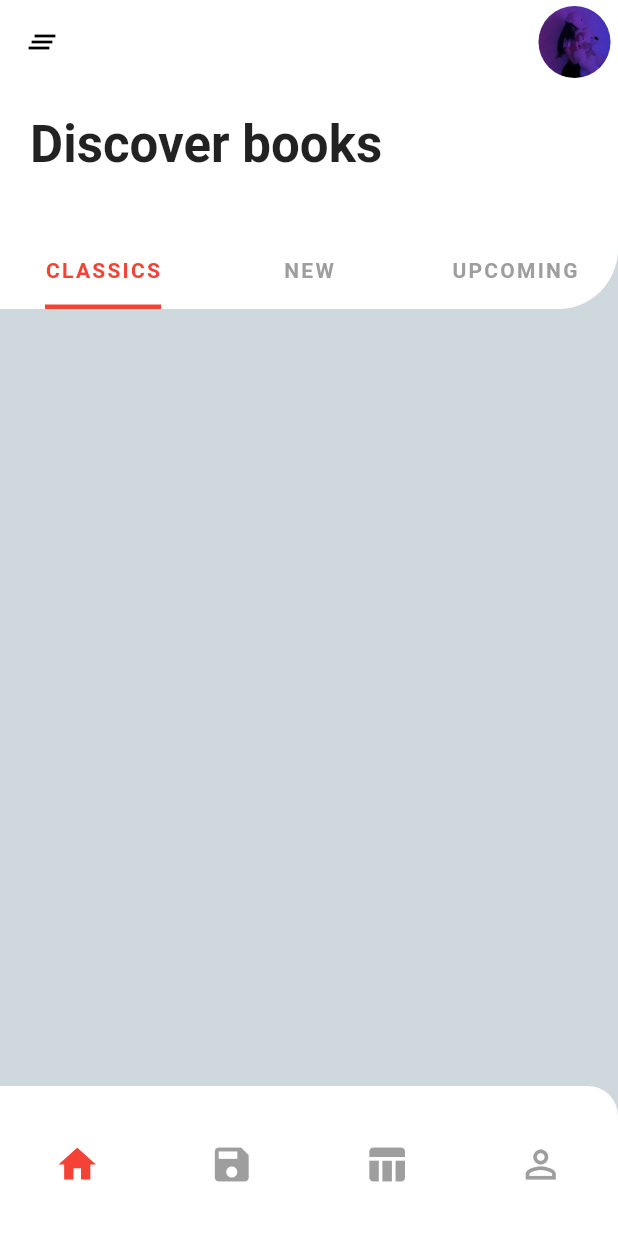
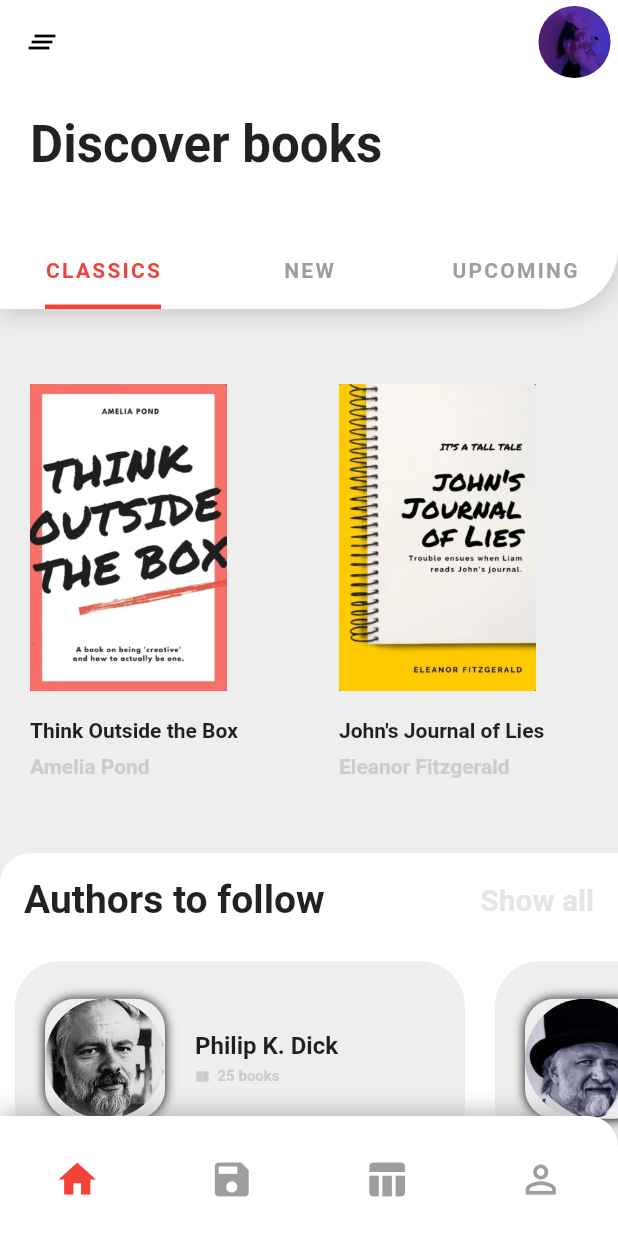
Before and after one commit to Jonyango/02-Bookstore, a Flutter app: the screen it shows after launch, on a phone screen of 412 x 824 dp. Run offline on Flutter 3.47's test engine with Material 2 defaults, Android fonts, the phone set to English and light mode, and no system bars.

Commit message:
Completed home page, anim yet to be done

```diff
--- /dev/null
+++ b/lib/components/authors_card.dart
@@ -0,0 +1,66 @@
+import 'package:flutter/material.dart';
+
+class AuthorsCard extends StatelessWidget {
+  AuthorsCard({this.authorImagePath, this.authorName, this.authorBookCount});
+
+  final String authorImagePath;
+  final String authorName;
+  final String authorBookCount;
+
+  @override
+  Widget build(BuildContext context) {
+    return Container(
+      width: 300,
+      margin: EdgeInsets.all(10.0),
+      decoration: BoxDecoration(
+        borderRadius: BorderRadius.all(Radius.circular(30.0)),
+        color: Colors.grey[200],
+      ),
+      child: Row(
+        mainAxisAlignment: MainAxisAlignment.start,
+        children: <Widget>[
+          Container(
+            height: 80.0,
+            width: 80.0,
+            margin: EdgeInsets.all(20.0),
+            decoration: BoxDecoration(
+                borderRadius: BorderRadius.all(Radius.circular(20.0)),
+                color: Colors.grey[200],
+                boxShadow: [
+                  BoxShadow(blurRadius: 6.0, offset: Offset(0.0, 0.75))
+                ]),
+            child: ClipRRect(
+              borderRadius: BorderRadius.all(Radius.circular(40.0)),
+              child: Image.asset(authorImagePath, fit: BoxFit.cover),
+            ),
+          ),
+          Column(
+            mainAxisAlignment: MainAxisAlignment.center,
+            crossAxisAlignment: CrossAxisAlignment.start,
+            children: <Widget>[
+              Text(
+                authorName,
+                style: TextStyle(fontSize: 16.0, fontWeight: FontWeight.w700),
+              ),
+              SizedBox(height: 5.0),
+              Row(
+                children: <Widget>[
+                  Icon(Icons.confirmation_number,
+                      size: 10.0, color: Color(0xffcccccc)),
+                  SizedBox(width: 5.0),
+                  Text(
+                    '25 books',
+                    style: TextStyle(
+                        fontSize: 10.0,
+                        fontWeight: FontWeight.bold,
+                        color: Color(0xffcccccc)),
+                  )
+                ],
+              )
+            ],
+          )
+        ],
+      ),
+    );
+  }
+}
--- /dev/null
+++ b/lib/components/custom_app_bar.dart
@@ -0,0 +1,64 @@
+import 'package:flutter/material.dart';
+
+final List<Tab> myTabs = [
+  Tab(text: 'CLASSICS'),
+  Tab(text: 'NEW'),
+  Tab(text: 'UPCOMING'),
+];
+
+class CustomAppBar extends StatelessWidget {
+  const CustomAppBar({
+    Key key,
+  }) : super(key: key);
+
+  @override
+  Widget build(BuildContext context) {
+    return Container(
+      decoration: BoxDecoration(
+          color: Theme.of(context).primaryColor,
+          boxShadow: [
+            BoxShadow(
+                color: Colors.grey.shade400,
+                blurRadius: 15.0,
+                offset: Offset(0.0, 0.75))
+          ],
+          borderRadius:
+              BorderRadius.only(bottomRight: Radius.circular(40.0))),
+      height: 150,
+      width: MediaQuery.of(context).size.width,
+      child: Column(
+        mainAxisAlignment: MainAxisAlignment.spaceBetween,
+        crossAxisAlignment: CrossAxisAlignment.start,
+        children: <Widget>[
+          Padding(
+            padding: const EdgeInsets.all(20.0),
+            child: Text(
+              'Discover books',
+              style:
+                  TextStyle(fontSize: 34.0, fontWeight: FontWeight.bold),
+            ),
+          ),
+          DefaultTabController(
+            length: myTabs.length,
+            child: ClipRRect(
+              borderRadius:
+                  BorderRadius.only(bottomRight: Radius.circular(40.0)),
+              child: TabBar(
+                tabs: myTabs,
+                indicatorColor: Theme.of(context).accentColor,
+                indicatorWeight: 3.0,
+                indicatorPadding: EdgeInsets.symmetric(horizontal: 30.0),
+                unselectedLabelStyle:
+                    TextStyle(fontWeight: FontWeight.w600),
+                labelColor: Theme.of(context).accentColor,
+                labelStyle: TextStyle(
+                    letterSpacing: 1.5, fontWeight: FontWeight.bold),
+                unselectedLabelColor: Colors.grey,
+              ),
+            ),
+          ),
+        ],
+      ),
+    );
+  }
+}
--- a/lib/main.dart
+++ b/lib/main.dart
@@ -1,4 +1,6 @@
 import 'package:flutter/material.dart';
+
+import 'screens/homepage.dart';
 
 void main() => runApp(MyApp());
 
@@ -8,136 +10,10 @@ class MyApp extends StatelessWidget {
   Widget build(BuildContext context) {
     return MaterialApp(
       theme: ThemeData(
-        primaryColor: Colors.white,
+        primaryColor: Color(0xffffffff),
         accentColor: Colors.red,
       ),
       home: MyHomePage(),
     );
   }
 }
-
-final List<Tab> myTabs = [
-  Tab(text: 'CLASSICS'),
-  Tab(text: 'NEW'),
-  Tab(text: 'UPCOMING'),
-];
-
-class MyHomePage extends StatefulWidget {
-  @override
-  _MyHomePageState createState() => _MyHomePageState();
-}
-
-class _MyHomePageState extends State<MyHomePage> {
-  int currentBottomIndex = 0;
-
-  @override
-  Widget build(BuildContext context) {
-    return Scaffold(
-      backgroundColor: Colors.blueGrey[100],
-      appBar: AppBar(
-        elevation: 0.0,
-        leading: IconButton(
-          icon: Icon(
-            Icons.clear_all,
-          ),
-          onPressed: () {},
-        ),
-        actions: <Widget>[
-          Padding(
-            padding: EdgeInsets.all(4.0),
-            child: CircleAvatar(
-              radius: 25.0,
-              backgroundImage: AssetImage('assets/images/dp.jpg'),
-            ),
-          )
-        ],
-      ),
-      body: Container(
-        decoration: BoxDecoration(
-            color: Theme.of(context).primaryColor,
-            borderRadius:
-                BorderRadius.only(bottomRight: Radius.circular(40.0))),
-        height: 150,
-        width: MediaQuery.of(context).size.width,
-        child: Column(
-          mainAxisAlignment: MainAxisAlignment.spaceBetween,
-          crossAxisAlignment: CrossAxisAlignment.start,
-          children: <Widget>[
-            Padding(
-              padding: const EdgeInsets.all(20.0),
-              child: Text(
-                'Discover books',
-                style: TextStyle(fontSize: 34.0, fontWeight: FontWeight.bold),
-              ),
-            ),
-            DefaultTabController(
-              length: myTabs.length,
-              child: ClipRRect(
-                borderRadius:
-                    BorderRadius.only(bottomRight: Radius.circular(40.0)),
-                child: TabBar(
-                  tabs: myTabs,
-                  indicatorColor: Theme.of(context).accentColor,
-                  indicatorWeight: 3.0,
-                  indicatorPadding: EdgeInsets.symmetric(horizontal: 30.0),
-                  unselectedLabelStyle: TextStyle(fontWeight: FontWeight.w600),
-                  labelColor: Theme.of(context).accentColor,
-                  labelStyle: TextStyle(
-                      letterSpacing: 1.5, fontWeight: FontWeight.bold),
-                  unselectedLabelColor: Colors.grey,
-                ),
-              ),
-            ),
-          ],
-        ),
-      ),
-      bottomNavigationBar: Container(
-        height: 100.0,
-        decoration: BoxDecoration(
-            color: Colors.white,
-            borderRadius: BorderRadius.only(topRight: Radius.circular(40.0))),
-        child: ClipRRect(
-          borderRadius: BorderRadius.only(topRight: Radius.circular(20.0)),
-          child: BottomNavigationBar(
-            elevation: 10.0,
-            backgroundColor: Theme.of(context).primaryColor,
-            onTap: (index) {
-              print(index);
-            },
-            type: BottomNavigationBarType.fixed,
-            unselectedItemColor: Colors.grey,
-            selectedItemColor: Theme.of(context).accentColor,
-            currentIndex: 0,
-            iconSize: 30.0,
-            items: [
-              BottomNavigationBarItem(
-                  icon: Padding(
-                    padding: const EdgeInsets.only(top: 20.0),
-                    child: Icon(Icons.home),
-                  ),
-                  title: Text('')),
-              BottomNavigationBarItem(
-                  icon: Padding(
-                    padding: const EdgeInsets.only(top: 20.0),
-                    child: Icon(Icons.save),
-                  ),
-                  title: Text('')),
-              BottomNavigationBarItem(
-                  icon: Padding(
-                    padding: const EdgeInsets.only(top: 20.0),
-                    child: Icon(Icons.table_chart),
-                  ),
-                  title: Text('')),
-              BottomNavigationBarItem(
-                  icon: Padding(
-                    padding: const EdgeInsets.only(top: 20.0),
-                    child: Icon(Icons.perm_identity),
-                  ),
-                  title: Text('')),
-            ],
-          ),
-        ),
-      ),
-    );
-  }
-}
--- a/lib/models/author.dart
+++ b/lib/models/author.dart
@@ -6,7 +6,7 @@ class Author {
   Author({this.name, this.bookCounts, this.authorPics});
 }
 
-List<Author> authors = [
+List<Author> authorsList = [
   Author(
       name: 'Philip K. Dick',
       bookCounts: 25,
@@ -18,5 +18,5 @@ List<Author> authors = [
   Author(
       name: 'Arthur C. Clarke',
       bookCounts: 25,
-      authorPics: 'assets/images/arthur.jpg'),
+      authorPics: 'assets/images/arthur.png'),
 ];
--- a/lib/models/book.dart
+++ b/lib/models/book.dart
@@ -2,20 +2,43 @@
 
 class Book {
   String title;
+  String image;
   String author;
 
-  Book({this.title, this.author});
+  Book({this.title, this.image, this.author});
 }
 
-List<Book> books = [
-  Book(title: 'Think Outside the Box', author: 'Amelia Pond'),
-  Book(title: 'John\'s Journal of Lies', author: 'Eleanor Fitzgerald'),
-  Book(title: 'The Jazz Singer', author: 'Miles David'),
-  Book(title: 'The Three Month Rule', author: 'Lorna Alvarado'),
-  Book(title: 'Go and Kick *ss', author: 'Philip Schwarger'),
-  Book(title: 'Amara the Brave', author: 'Matt Zhang'),
+List<Book> bookLists = [
+  Book(
+      title: 'Think Outside the Box',
+      image: 'assets/images/book.png',
+      author: 'Amelia Pond'),
+  Book(
+      title: 'John\'s Journal of Lies',
+      image: 'assets/images/book1.png',
+      author: 'Eleanor Fitzgerald'),
+  Book(
+      title: 'The Jazz Singer',
+      image: 'assets/images/book2.png',
+      author: 'Miles David'),
+  Book(
+      title: 'The Three Month Rule',
+      image: 'assets/images/book3.png',
+      author: 'Lorna Alvarado'),
+  Book(
+      title: 'Go and Kick *ss',
+      image: 'assets/images/book4.png',
+      author: 'Philip Schwarger'),
+  Book(
+      title: 'Amara the Brave',
+      image: 'assets/images/book5.png',
+      author: 'Matt Zhang'),
   Book(
       title: 'Typography for Amateur Book Designers',
+      image: 'assets/images/book6.png',
       author: 'Mitchelle Anderson'),
-  Book(title: 'The Twilight of the Fifth Cloud', author: 'David King'),
+  Book(
+      title: 'The Twilight of the Fifth Cloud',
+      image: 'assets/images/book7.png',
+      author: 'David King'),
 ];
--- /dev/null
+++ b/lib/screens/detailpage.dart
@@ -0,0 +1,15 @@
+import 'package:flutter/material.dart';
+
+class DetailPage extends StatefulWidget {
+  @override
+  _DetailPageState createState() => _DetailPageState();
+}
+
+class _DetailPageState extends State<DetailPage> {
+  @override
+  Widget build(BuildContext context) {
+    return Container(
+
+    );
+  }
+}
--- /dev/null
+++ b/lib/screens/homepage.dart
@@ -0,0 +1,212 @@
+import 'package:bookstore/components/authors_card.dart';
+import 'package:bookstore/components/custom_app_bar.dart';
+import 'package:flutter/material.dart';
+import 'package:bookstore/models/book.dart';
+import 'package:bookstore/models/author.dart';
+
+class MyHomePage extends StatefulWidget {
+  @override
+  _MyHomePageState createState() => _MyHomePageState();
+}
+
+class _MyHomePageState extends State<MyHomePage> {
+  int currentBottomIndex = 0;
+
+  @override
+  Widget build(BuildContext context) {
+    return Scaffold(
+      backgroundColor: Color(0xffeeeeee),
+      appBar: AppBar(
+        elevation: 0.0,
+        leading: IconButton(
+          icon: Icon(
+            Icons.clear_all,
+          ),
+          onPressed: () {},
+        ),
+        actions: <Widget>[
+          Padding(
+            padding: EdgeInsets.all(4.0),
+            child: CircleAvatar(
+              radius: 25.0,
+              backgroundImage: AssetImage('assets/images/dp.jpg'),
+            ),
+          )
+        ],
+      ),
+      body: Column(
+        children: <Widget>[
+          CustomAppBar(),
+          SizedBox(height: 50.0),
+          Expanded(
+            flex: 3,
+            child: Container(
+              width: double.infinity,
+              child: ListView.builder(
+                shrinkWrap: false,
+                itemCount: bookLists.length,
+                scrollDirection: Axis.horizontal,
+                physics: BouncingScrollPhysics(),
+                itemBuilder: (_, int index) {
+                  return GestureDetector(
+                    onTap: () => print("hurray"),
+                    child: Container(
+                      color: Colors.transparent,
+                      width: MediaQuery.of(context).size.width * 0.5,
+                      child: Column(
+                        crossAxisAlignment: CrossAxisAlignment.start,
+                        mainAxisSize: MainAxisSize.max,
+                        children: <Widget>[
+                          Expanded(
+                            flex: 5,
+                            child: Padding(
+                              padding:
+                                  const EdgeInsets.only(left: 20.0, right: 8.0),
+                              child: Container(
+
+                                child: Hero(
+                                  tag: 'bookImage',
+                                  child: Image.asset(bookLists[index].image,
+                                      fit: BoxFit.fill),
+                                ),
+                              ),
+                            ),
+                          ),
+                          SizedBox(height: 10.0),
+                          Padding(
+                            padding:
+                                const EdgeInsets.only(top: 8.0, left: 20.0),
+                            child: Text(
+                              bookLists[index].title,
+                              style: TextStyle(
+                                  fontSize: 14.0, fontWeight: FontWeight.w700),
+                            ),
+                          ),
+                          Padding(
+                            padding:
+                                const EdgeInsets.only(top: 8.0, left: 20.0),
+                            child: Text(bookLists[index].author,
+                                style: TextStyle(
+                                    fontSize: 14.0,
+                                    fontWeight: FontWeight.bold,
+                                    color: Color(0xffcccccc))),
+                          ),
+                        ],
+                      ),
+                    ),
+                  );
+                },
+              ),
+            ),
+          ),
+          SizedBox(height: 50.0),
+          Expanded(
+            flex: 2,
+            child: Container(
+                width: double.infinity,
+                decoration: BoxDecoration(
+                    borderRadius: BorderRadius.only(
+                      topLeft: Radius.circular(20.0),
+                    ),
+                    color: Theme.of(context).primaryColor),
+                child: Column(
+                  mainAxisAlignment: MainAxisAlignment.spaceEvenly,
+                  children: <Widget>[
+                    Padding(
+                      padding: const EdgeInsets.all(16.0),
+                      child: Row(
+                        mainAxisAlignment: MainAxisAlignment.spaceBetween,
+                        children: <Widget>[
+                          Text(
+                            'Authors to follow',
+                            style: TextStyle(
+                                fontSize: 26, fontWeight: FontWeight.bold),
+                          ),
+                          Text(
+                            'Show all',
+                            style: TextStyle(
+                                fontSize: 20,
+                                fontWeight: FontWeight.bold,
+                                color: Color(0xffe5e5e5)),
+                          )
+                        ],
+                      ),
+                    ),
+                    Container(
+                      height: 150.0,
+                      child: ListView.builder(
+                        itemCount: authorsList.length,
+                        scrollDirection: Axis.horizontal,
+                        itemBuilder: (_, int index) {
+                          return AuthorsCard(
+                            authorName: authorsList[index].name,
+                            authorImagePath: authorsList[index].authorPics,
+                            authorBookCount:
+                                authorsList[index].bookCounts.toString(),
+                          );
+                        },
+                      ),
+                    ),
+                  ],
+                )),
+          ),
+        ],
+      ),
+      bottomNavigationBar: Container(
+        height: 80.0,
+        decoration: BoxDecoration(
+            color: Colors.white,
+            borderRadius: BorderRadius.only(topRight: Radius.circular(40.0)),
+            boxShadow: [
+              BoxShadow(
+                  blurRadius: 15.0,
+                  offset: Offset(0.0, 0.75),
+                  color: Colors.grey)
+            ]),
+        child: ClipRRect(
+          borderRadius: BorderRadius.only(topRight: Radius.circular(20.0)),
+          child: BottomNavigationBar(
+            elevation: 10.0,
+            backgroundColor: Theme.of(context).primaryColor,
+            onTap: (index) {
+              setState(() {
+                currentBottomIndex = index;
+              });
+            },
+            type: BottomNavigationBarType.fixed,
+            unselectedItemColor: Colors.grey,
+            selectedItemColor: Theme.of(context).accentColor,
+            currentIndex: currentBottomIndex,
+            iconSize: 30.0,
+            items: [
+              BottomNavigationBarItem(
+                  icon: Padding(
+                    padding: const EdgeInsets.only(top: 20.0),
+                    child: Icon(Icons.home),
+                  ),
+                  title: Text('')),
+              BottomNavigationBarItem(
+                  icon: Padding(
+                    padding: const EdgeInsets.only(top: 20.0),
+                    child: Icon(Icons.save),
+                  ),
+                  title: Text('')),
+              BottomNavigationBarItem(
+                  icon: Padding(
+                    padding: const EdgeInsets.only(top: 20.0),
+                    child: Icon(Icons.table_chart),
+                  ),
+                  title: Text('')),
+              BottomNavigationBarItem(
+                  icon: Padding(
+                    padding: const EdgeInsets.only(top: 20.0),
+                    child: Icon(Icons.perm_identity),
+                  ),
+                  title: Text('')),
+            ],
+          ),
+        ),
+      ),
+    );
+  }
+}
```
Also changed, not shown: lib/utilities/constants.dart (added).
